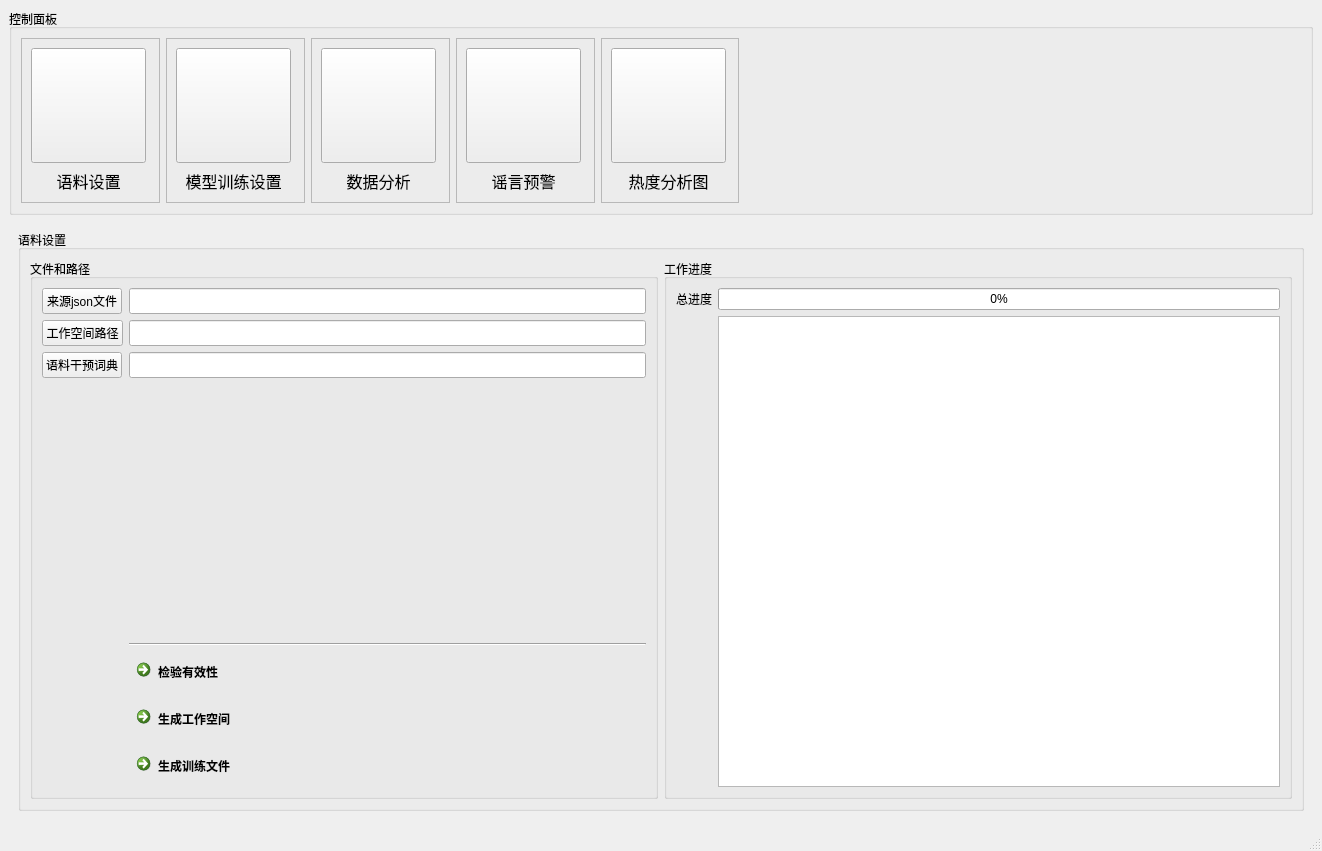
Above: MainWindow.ui from 2877267169/Intelligent-Network-Rumor-Monitoring-System before the change. Below: the same form after it.
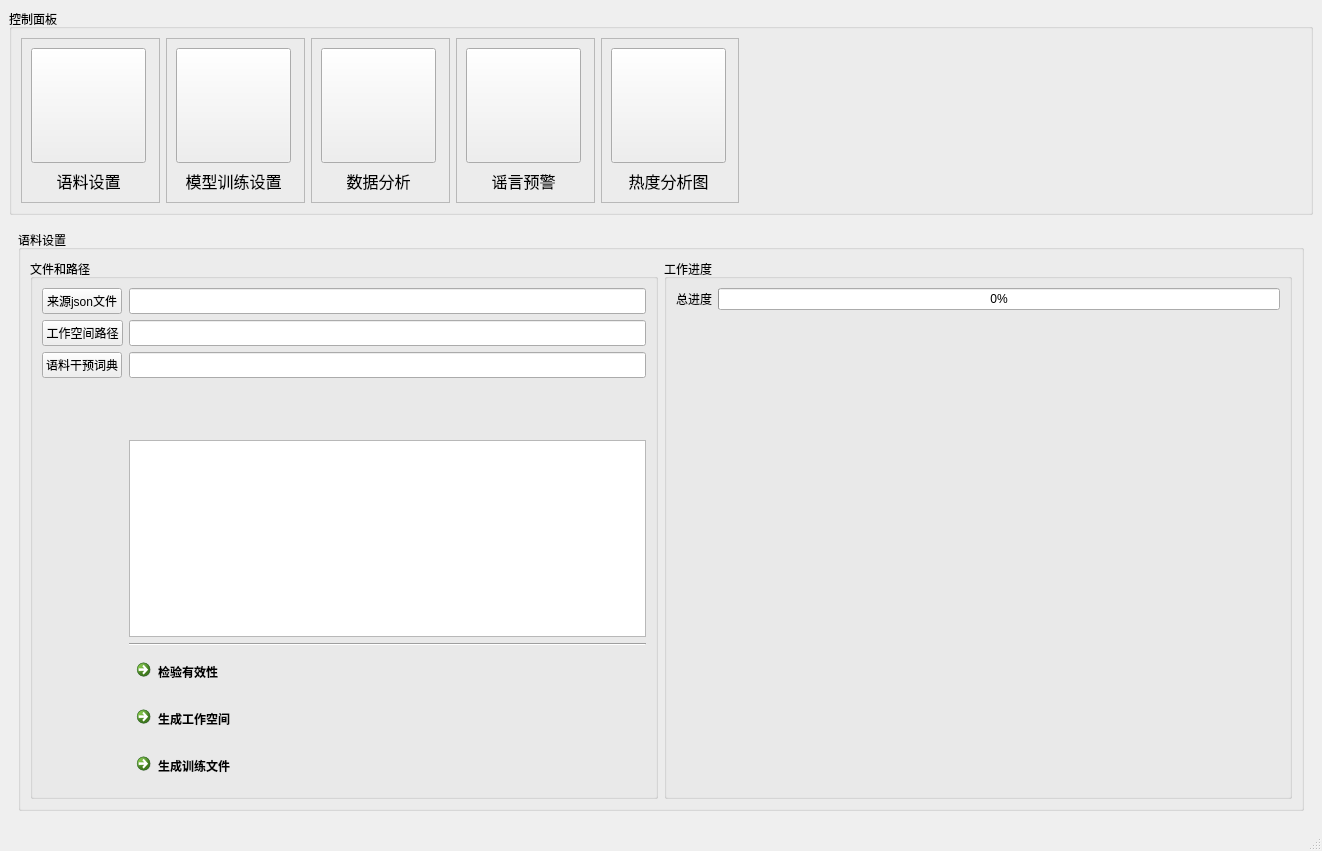
That is the form after the change. Icons and pictures are not drawn.

What changed in the file:
```diff
--- a/MainWindow.ui
+++ b/MainWindow.ui
@@ -570,14 +570,40 @@
                 </property>
                </widget>
               </item>
+              <item row="3" column="1">
+               <spacer name="verticalSpacer">
+                <property name="orientation">
+                 <enum>Qt::Vertical</enum>
+                </property>
+                <property name="sizeHint" stdset="0">
+                 <size>
+                  <width>100</width>
+                  <height>50</height>
+                 </size>
+                </property>
+               </spacer>
+              </item>
               <item row="4" column="1">
+               <widget class="QTextEdit" name="my_page_corpus_textEdit">
+                <property name="sizePolicy">
+                 <sizepolicy hsizetype="Expanding" vsizetype="Expanding">
+                  <horstretch>0</horstretch>
+                  <verstretch>5</verstretch>
+                 </sizepolicy>
+                </property>
+                <property name="readOnly">
+                 <bool>true</bool>
+                </property>
+               </widget>
+              </item>
+              <item row="5" column="1">
                <widget class="Line" name="line">
                 <property name="orientation">
                  <enum>Qt::Horizontal</enum>
                 </property>
                </widget>
               </item>
-              <item row="5" column="1">
+              <item row="6" column="1">
                <widget class="QCommandLinkButton" name="my_page_corpus_commandLinkButton_verify">
                 <property name="sizePolicy">
                  <sizepolicy hsizetype="Preferred" vsizetype="Fixed">
@@ -596,7 +622,7 @@
                 </property>
                </widget>
               </item>
-              <item row="6" column="1">
+              <item row="7" column="1">
                <widget class="QCommandLinkButton" name="my_page_corpus_commandLinkButton_go_for_work_space">
                 <property name="sizePolicy">
                  <sizepolicy hsizetype="Preferred" vsizetype="Fixed">
@@ -615,7 +641,7 @@
                 </property>
                </widget>
               </item>
-              <item row="7" column="1">
+              <item row="8" column="1">
                <widget class="QCommandLinkButton" name="my_page_corpus_commandLinkButton_train">
                 <property name="sizePolicy">
                  <sizepolicy hsizetype="Preferred" vsizetype="Fixed">
@@ -634,19 +660,6 @@
                 </property>
                </widget>
               </item>
-              <item row="3" column="1">
-               <spacer name="verticalSpacer">
-                <property name="orientation">
-                 <enum>Qt::Vertical</enum>
-                </property>
-                <property name="sizeHint" stdset="0">
-                 <size>
-                  <width>100</width>
-                  <height>200</height>
-                 </size>
-                </property>
-               </spacer>
-              </item>
              </layout>
             </widget>
            </item>
@@ -686,11 +699,7 @@
                </widget>
               </item>
               <item row="1" column="1">
-               <widget class="QTextEdit" name="my_page_corpus_textEdit">
-                <property name="readOnly">
-                 <bool>true</bool>
-                </property>
-               </widget>
+               <layout class="QGridLayout" name="my_page_corpus_gridLayout"/>
               </item>
              </layout>
             </widget>
```
Left out of the diff: 1 changed line with no effect on the pictures.
